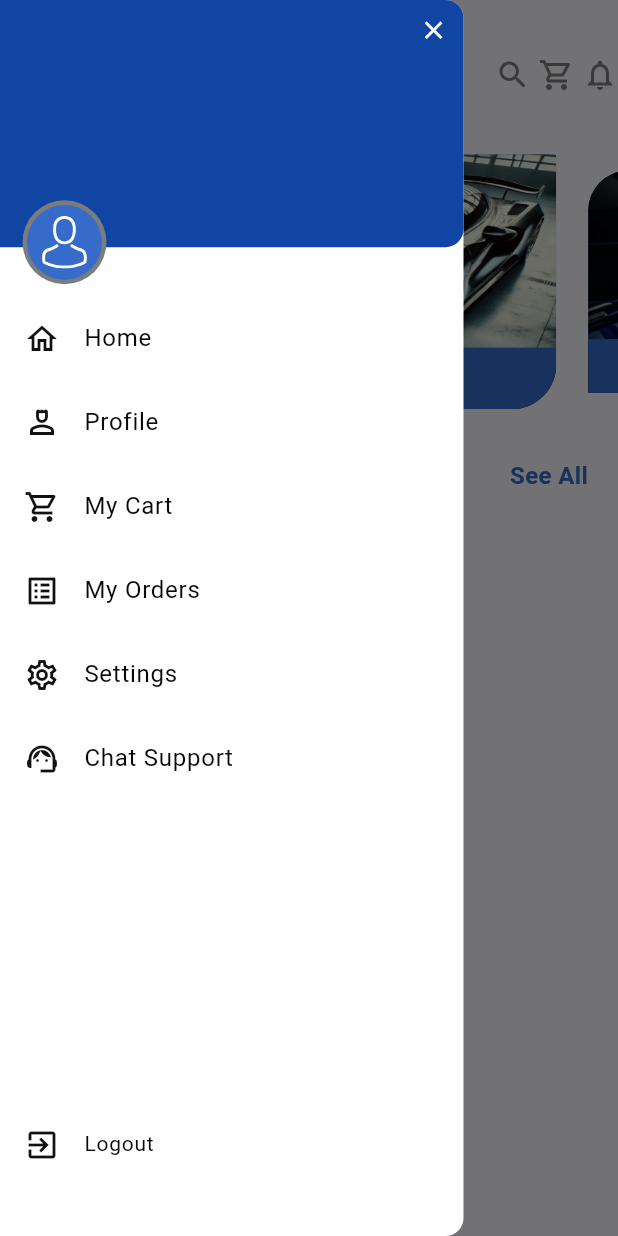
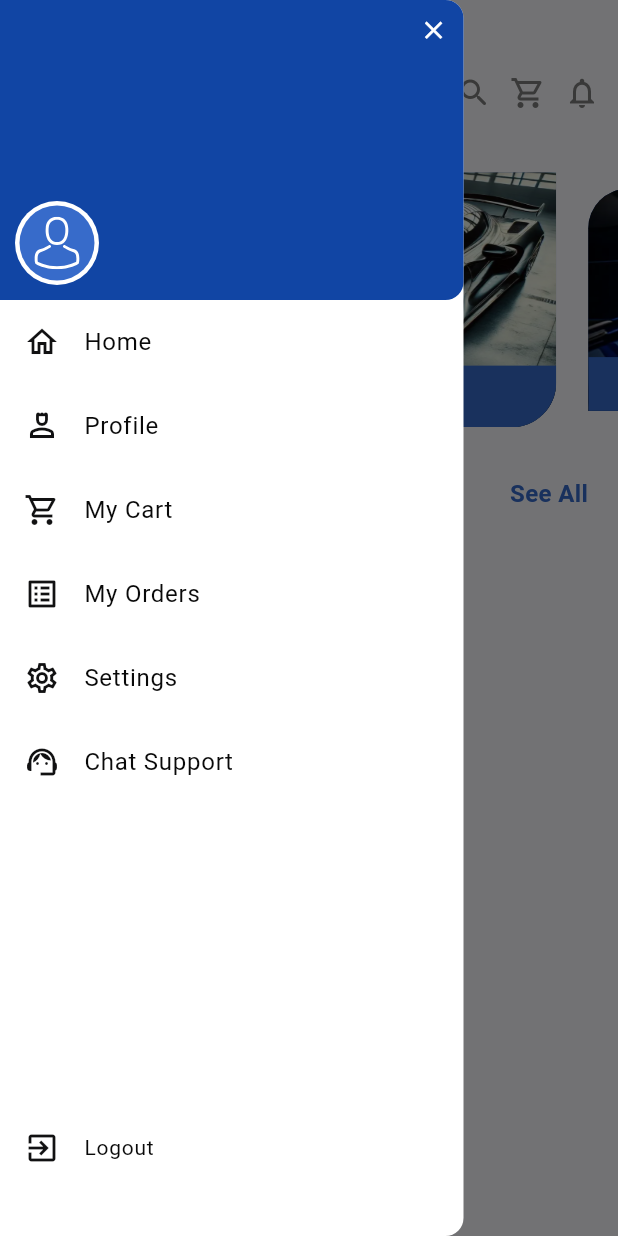
Before and after one commit to M-Talha4/auto_parts_hub, a Flutter app: the HomeScreen screen opened by its route, with the side drawer open, on a phone screen of 412 x 824 dp. Run offline on Flutter 3.47's test engine with Material 3 defaults, Android fonts, the phone set to English and light mode, and no system bars; drawn by our look-alikes of carousel_slider; our stand-ins replace cloud_firestore, firebase_auth, firebase_core, firebase_storage, flutter_svg, get and 3 more; accounts and stored records are empty.

Commit message:
Migrated to Flutter 3.29

```diff
--- a/lib/infrastructure/dal/daos/auth_dao/auth_dao.dart
+++ b/lib/infrastructure/dal/daos/auth_dao/auth_dao.dart
@@ -55,7 +55,7 @@ class AuthDao implements AuthRepository {
   @override
   Future<void> signup(UserModel user, String password) async {
     try {
-      if (user.email.contains('@admin.com')) user.isAdmin = true;
+      if (user.email == 'admin@admin.com') user.isAdmin = true;
       await _authServices
           .signUpWithEmailAndPassword(user, password)
           .then((userID) {
--- a/lib/presentation/dashboard/home/drawer/home_drawer.dart
+++ b/lib/presentation/dashboard/home/drawer/home_drawer.dart
@@ -29,25 +29,20 @@ class HomeDrawer extends GetView<HomeController> {
             children: [
               Column(
                 children: [
-                  SizedBox(
-                    height: height * 0.24,
-                    child: Stack(
-                      children: [
                   Container(
-                          height: height * 0.2,
+                    height: 200,
+                    padding: EdgeInsets.all(10),
                     decoration: BoxDecoration(
                       color: colorScheme(context).primary,
                       borderRadius: const BorderRadius.horizontal(
                           right: Radius.circular(12)),
                     ),
-                        ),
-                        Positioned(
-                            right: 10,
-                            top: 10,
-                            child: InkWell(
-                                onTap: () {
-                                  Get.back();
-                                },
+                    child: Column(
+                      mainAxisAlignment: MainAxisAlignment.spaceBetween,
+                      crossAxisAlignment: CrossAxisAlignment.end,
+                      children: [
+                        InkWell(
+                          onTap: () => Get.back(),
                           child: Container(
                             color: colorScheme(context).primary,
                             child: Icon(
@@ -55,20 +50,16 @@ class HomeDrawer extends GetView<HomeController> {
                               color: colorScheme(context).onPrimary,
                               size: width * 0.048,
                             ),
-                                ))),
-                        Positioned(
-                          bottom: height * 0.01,
-                          left: 15,
-                          child: Row(
-                            crossAxisAlignment: CrossAxisAlignment.start,
+                          ),
+                        ),
+                        Row(
                           children: [
                             CircleAvatar(
                               radius: 28,
-                                backgroundColor: colorScheme(context).outline,
+                              backgroundColor: colorScheme(context).onPrimary,
                               child: CircleAvatar(
                                 radius: 25,
-                                  backgroundColor:
-                                      colorScheme(context).secondary,
+                                backgroundColor: colorScheme(context).secondary,
                                 child: StaticData.profileImage == ''
                                     ? SvgPicture.asset(
                                         ImagePath.proileAvatarSvg,
@@ -101,13 +92,12 @@ class HomeDrawer extends GetView<HomeController> {
                                 CustomText(
                                   text: StaticData.email,
                                   color: colorScheme(context).onPrimary,
-                                    fontWeight: FontWeight.w500,
+                                  fontWeight: FontWeight.w600,
                                   fontSize: AppTextSize.bodySmallFont,
                                 ),
                               ],
                             )
                           ],
-                          ),
                         ),
                       ],
                     ),
--- a/lib/presentation/dashboard/home/home.screen.dart
+++ b/lib/presentation/dashboard/home/home.screen.dart
@@ -34,6 +34,7 @@ class HomeScreen extends GetView<HomeController> {
                     alignment: Alignment.center,
                     height: 40,
                     width: width,
+                    margin: EdgeInsets.only(top: 12),
                     child: controller.isSearching.value == true
                         ? SizedBox(
                             width: width * 0.9,
@@ -64,25 +65,22 @@ class HomeScreen extends GetView<HomeController> {
                                     Icons.menu_rounded,
                                   )),
                               const Spacer(),
-                              InkWell(
-                                  onTap: () =>
+                              IconButton(
+                                  onPressed: () =>
                                       controller.isSearching.value = true,
-                                  child: const Icon(
+                                  icon: const Icon(
                                     Icons.search_rounded,
                                   )),
-                              Padding(
-                                padding:
-                                    const EdgeInsets.symmetric(horizontal: 5),
-                                child: InkWell(
-                                    onTap: () => Get.toNamed(Routes.MY_CART),
-                                    child: const Icon(
-                                      Icons.shopping_cart_outlined,
-                                    )),
-                              ),
                               InkWell(
-                                  onTap: () => controller.notificationDialog(),
+                                  onTap: () => Get.toNamed(Routes.MY_CART),
+                                  child: const Icon(
+                                    Icons.shopping_cart_outlined,
+                                  )),
+                              IconButton(
+                                  onPressed: () =>
+                                      controller.notificationDialog(),
                                   // Get.toNamed(Routes.NOTIFICATIONS),
-                                  child: const Icon(
+                                  icon: const Icon(
                                     Icons.notifications_none_outlined,
                                   )),
                             ],
```
Also changed, not shown: lib/presentation/admin_panel/drawer/admin_panel_drawer.dart (+14 -24 lines), lib/presentation/chat_list/chat/chat.screen.dart (+4 -53 lines), lib/presentation/chat_list/chat/modules/chat_message_module.dart (added, +71 -0 lines), pubspec.yaml (+5 -5 lines), firebase.json, lib/firebase_options.dart, pubspec.lock, 127 other files. Lines whose indentation alone changed are shown as unchanged.
